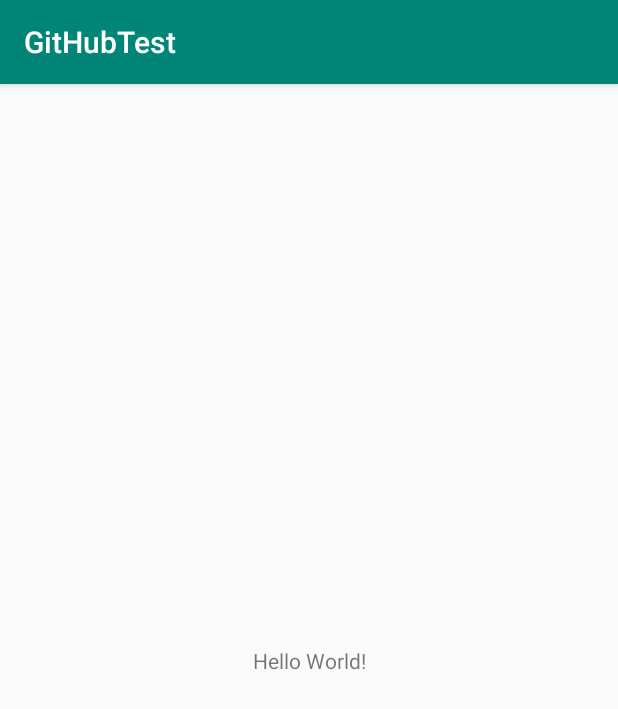
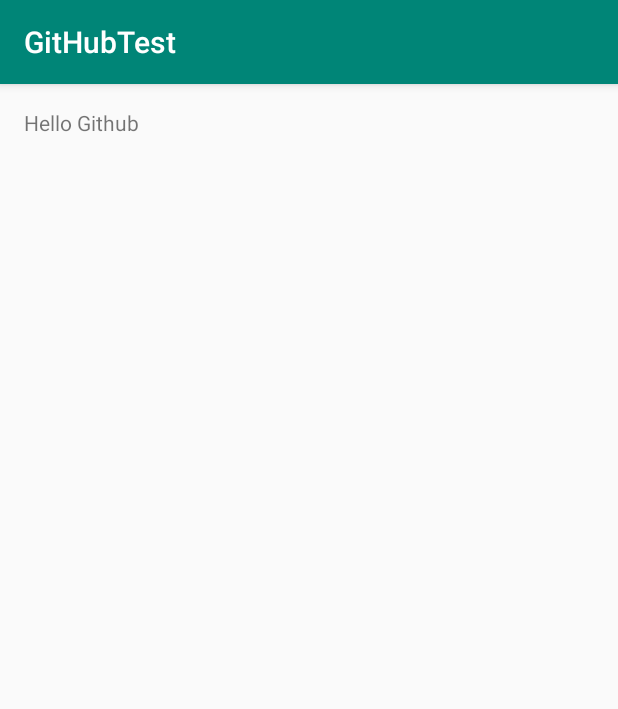
Before and after one commit to wnd403/GitHubTest, an Android app: the screen it shows after launch (MainActivity), on a phone screen of 412 x 824 dp. Shown: the top 709 px of the screen. Run offline under Robolectric (Android 15) with nearby library versions, the phone set to English and light mode, and no system bars.

Commit message:
add TextView

```diff
--- a/app/src/main/java/com/kcjsoft/githubtest/MainActivity.java
+++ b/app/src/main/java/com/kcjsoft/githubtest/MainActivity.java
@@ -3,12 +3,17 @@ package com.kcjsoft.githubtest;
 import androidx.appcompat.app.AppCompatActivity;
 
 import android.os.Bundle;
+import android.widget.TextView;
 
 public class MainActivity extends AppCompatActivity {
+
+    TextView tv;
 
     @Override
     protected void onCreate(Bundle savedInstanceState) {
         super.onCreate(savedInstanceState);
         setContentView(R.layout.activity_main);
+
+        tv=findViewById(R.id.tv);
     }
 }
--- a/app/src/main/res/layout/activity_main.xml
+++ b/app/src/main/res/layout/activity_main.xml
@@ -1,18 +1,16 @@
 <?xml version="1.0" encoding="utf-8"?>
-<androidx.constraintlayout.widget.ConstraintLayout xmlns:android="http://schemas.android.com/apk/res/android"
+<RelativeLayout xmlns:android="http://schemas.android.com/apk/res/android"
     xmlns:app="http://schemas.android.com/apk/res-auto"
     xmlns:tools="http://schemas.android.com/tools"
     android:layout_width="match_parent"
     android:layout_height="match_parent"
+    android:padding="16dp"
     tools:context=".MainActivity">
 
     <TextView
+        android:id="@+id/tv"
         android:layout_width="wrap_content"
         android:layout_height="wrap_content"
-        android:text="Hello World!"
-        app:layout_constraintBottom_toBottomOf="parent"
-        app:layout_constraintLeft_toLeftOf="parent"
-        app:layout_constraintRight_toRightOf="parent"
-        app:layout_constraintTop_toTopOf="parent" />
+        android:text="Hello Github"/>
 
-</androidx.constraintlayout.widget.ConstraintLayout>
+</RelativeLayout>
```
